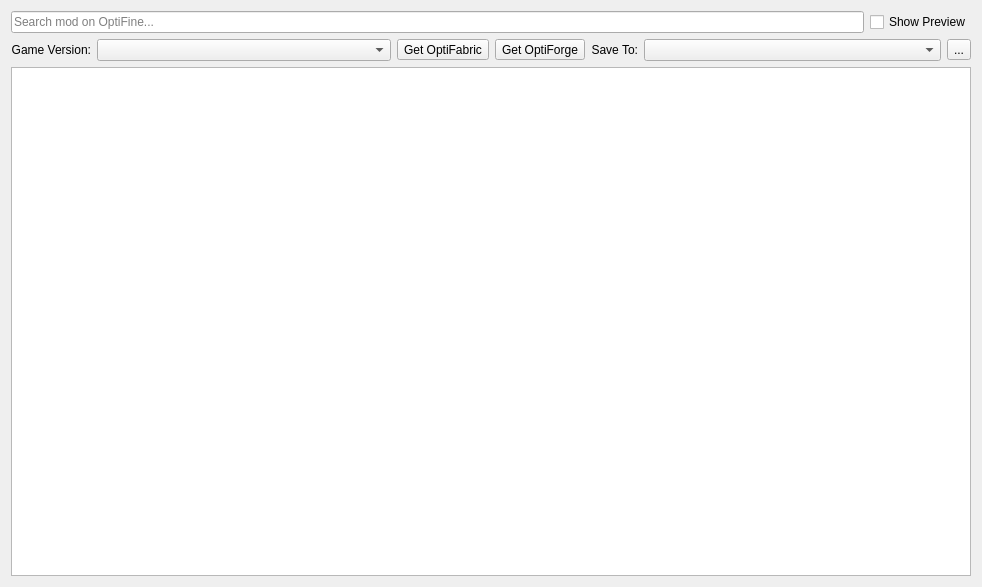
Above: src/ui/optifine/optifinemodbrowser.ui from kaniol-lck/modmanager before the change. Below: the same form after it.
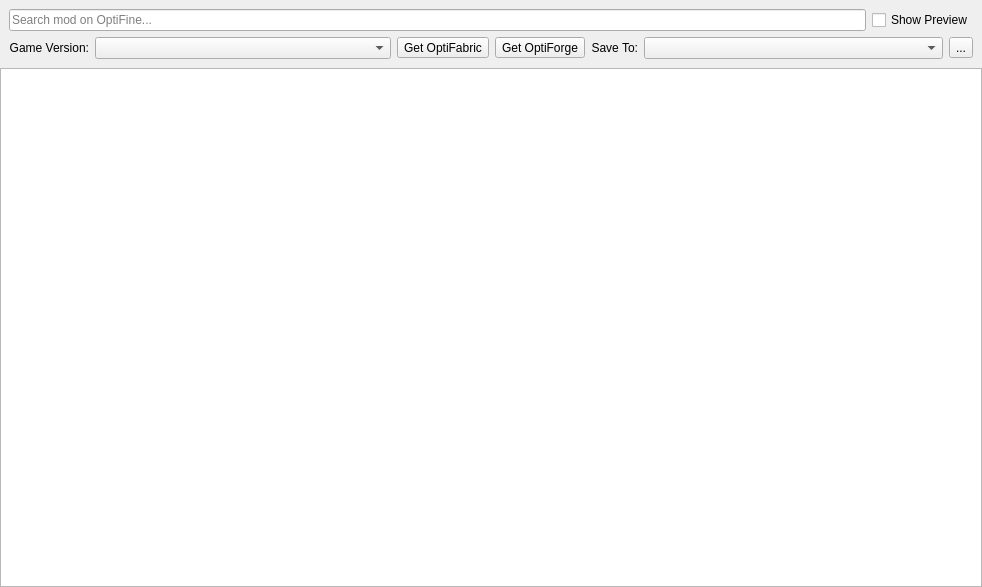
That is the form after the change. Icons and pictures are not drawn.

Patch:
```diff
--- a/src/ui/optifine/optifinemodbrowser.ui
+++ b/src/ui/optifine/optifinemodbrowser.ui
@@ -13,37 +13,33 @@
   <property name="windowTitle">
    <string>Form</string>
   </property>
-  <layout class="QGridLayout" name="gridLayout">
+  <layout class="QGridLayout" name="gridLayout_2">
+   <property name="leftMargin">
+    <number>0</number>
+   </property>
+   <property name="topMargin">
+    <number>0</number>
+   </property>
+   <property name="rightMargin">
+    <number>0</number>
+   </property>
+   <property name="bottomMargin">
+    <number>0</number>
+   </property>
+   <property name="spacing">
+    <number>0</number>
+   </property>
+   <item row="1" column="0">
+    <widget class="QListWidget" name="modListWidget">
+     <property name="verticalScrollMode">
+      <enum>QAbstractItemView::ScrollPerPixel</enum>
+     </property>
+    </widget>
+   </item>
    <item row="0" column="0">
-    <layout class="QHBoxLayout" name="horizontalLayout_3">
-     <item>
-      <widget class="QLineEdit" name="searchText">
-       <property name="placeholderText">
-        <string>Search mod on OptiFine...</string>
-       </property>
-       <property name="clearButtonEnabled">
-        <bool>true</bool>
-       </property>
-      </widget>
-     </item>
-     <item>
-      <widget class="QCheckBox" name="showPreview">
-       <property name="sizePolicy">
-        <sizepolicy hsizetype="Minimum" vsizetype="Fixed">
-         <horstretch>0</horstretch>
-         <verstretch>0</verstretch>
-        </sizepolicy>
-       </property>
-       <property name="text">
-        <string>Show Preview</string>
-       </property>
-      </widget>
-     </item>
-    </layout>
-   </item>
+    <widget class="QWidget" name="" native="true">
+     <layout class="QGridLayout" name="gridLayout">
    <item row="1" column="0">
-    <layout class="QHBoxLayout" name="horizontalLayout_4">
-     <item>
       <layout class="QHBoxLayout" name="horizontalLayout_2">
        <item>
         <widget class="QLabel" name="label">
@@ -76,7 +72,7 @@
        </item>
       </layout>
      </item>
-     <item>
+      <item row="1" column="1">
       <widget class="QToolButton" name="getOptiFabric">
        <property name="text">
         <string>Get OptiFabric</string>
@@ -90,7 +86,7 @@
        </property>
       </widget>
      </item>
-     <item>
+      <item row="1" column="2">
       <widget class="QToolButton" name="getOptiForge">
        <property name="text">
         <string>Get OptiForge</string>
@@ -104,7 +100,7 @@
        </property>
       </widget>
      </item>
-     <item>
+      <item row="1" column="3">
       <layout class="QHBoxLayout" name="horizontalLayout">
        <item>
         <widget class="QLabel" name="label_4">
@@ -145,13 +141,34 @@
        </item>
       </layout>
      </item>
-    </layout>
-   </item>
-   <item row="2" column="0">
-    <widget class="QListWidget" name="modListWidget">
-     <property name="verticalScrollMode">
-      <enum>QAbstractItemView::ScrollPerPixel</enum>
-     </property>
+      <item row="0" column="0" colspan="4">
+       <layout class="QHBoxLayout" name="horizontalLayout_3">
+        <item>
+         <widget class="QLineEdit" name="searchText">
+          <property name="placeholderText">
+           <string>Search mod on OptiFine...</string>
+          </property>
+          <property name="clearButtonEnabled">
+           <bool>true</bool>
+          </property>
+         </widget>
+        </item>
+        <item>
+         <widget class="QCheckBox" name="showPreview">
+          <property name="sizePolicy">
+           <sizepolicy hsizetype="Minimum" vsizetype="Fixed">
+            <horstretch>0</horstretch>
+            <verstretch>0</verstretch>
+           </sizepolicy>
+          </property>
+          <property name="text">
+           <string>Show Preview</string>
+          </property>
+         </widget>
+        </item>
+       </layout>
+      </item>
+     </layout>
     </widget>
    </item>
   </layout>
```
Left out of the diff: 3 changed lines with no effect on the pictures. Lines whose indentation alone changed are shown as unchanged.
